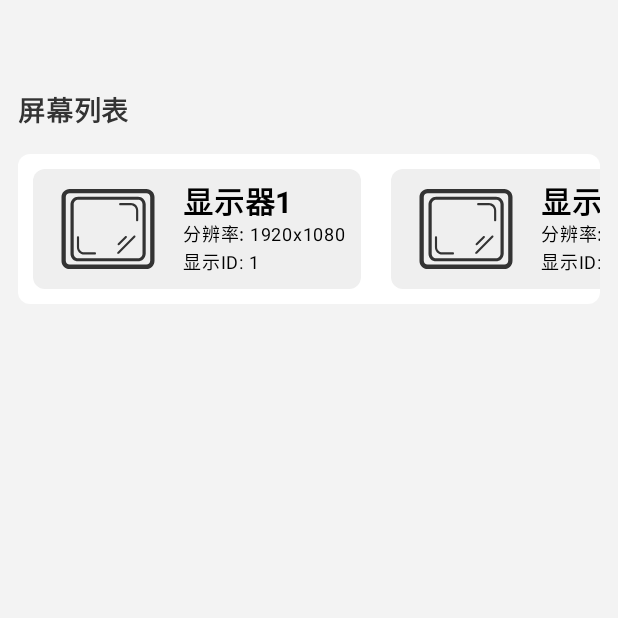
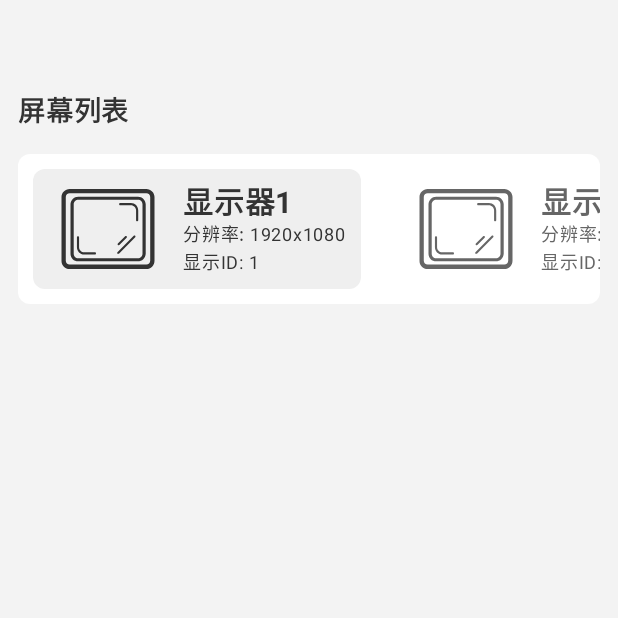
Before and after one commit to zb2947244682/SecondScreen2, an Android app built with Jetpack Compose: the screen it shows after launch (MainActivity), on a phone screen of 412 x 824 dp, the top half of it. Run offline under Robolectric (Android 15) with nearby library versions, the phone set to English and light mode, and no system bars; our stand-ins replace constraintlayout-compose.

```diff
--- a/app/src/main/java/com/simplelife/ss/MainActivity.kt
+++ b/app/src/main/java/com/simplelife/ss/MainActivity.kt
@@ -73,28 +73,28 @@ fun Content() {
 
             ) {
                 ScreenItem(
+                    isActive = true,
                     name = "显示器1",
                     resolution = "1920x1080",
                     displayId = 1,
-                    icon = painterResource(id = R.drawable.ic_screen)
                 )
                 ScreenItem(
+                    isActive = false,
                     name = "显示器1",
                     resolution = "1920x1080",
                     displayId = 1,
-                    icon = painterResource(id = R.drawable.ic_screen)
                 )
                 ScreenItem(
+                    isActive = false,
                     name = "显示器1",
                     resolution = "1920x1080",
                     displayId = 1,
-                    icon = painterResource(id = R.drawable.ic_screen)
                 )
                 ScreenItem(
+                    isActive = false,
                     name = "显示器1",
                     resolution = "1920x1080",
                     displayId = 1,
-                    icon = painterResource(id = R.drawable.ic_screen)
                 )
             }
         }
@@ -111,19 +111,24 @@ fun DefaultPreview() {
 }
 
 @Composable
-fun ScreenItem(name: String, resolution: String, displayId: Int, icon: Painter) {
+fun ScreenItem(name: String, resolution: String, displayId: Int, isActive: Boolean) {
+    val bgColor = if (!isActive) Color.White else CustomBackgroundLight
+    var textColor = if (!isActive) CustomTextLight else CustomTextPrimary
+    var painterId = if (!isActive) R.drawable.ic_screen_light else R.drawable.ic_screen
+
     ConstraintLayout(
         modifier = Modifier
             .height(100.dp)
             .wrapContentWidth()
             .padding(10.dp)
             .background(
-                color = CustomBackgroundLight, shape = RoundedCornerShape(8.dp)
+                color = bgColor, shape = RoundedCornerShape(8.dp)
             )
     ) {
         val (image1, text1, text2, text3) = createRefs()
 
-        Image(painter = icon, contentDescription = null, // 无需提供描述
+        Image(painter = painterResource(id = painterId),
+            contentDescription = null, // 无需提供描述
             modifier = Modifier
                 .size(100.dp)
                 .constrainAs(image1) {
@@ -135,12 +140,14 @@ fun ScreenItem(name: String, resolution: String, displayId: Int, icon: Painter)
             text = name,
             fontWeight = FontWeight.Bold,
             fontSize = 20.sp,
+            color = textColor,
             modifier = Modifier.constrainAs(text1) {
                 start.linkTo(image1.end)
                 top.linkTo(image1.top, margin = 6.dp)
             })
 
         Text(text = "分辨率: $resolution",
+            color = textColor,
             fontSize = 12.sp, modifier = Modifier.constrainAs(text2) {
                 start.linkTo(image1.end)
                 top.linkTo(text1.bottom)
@@ -149,6 +156,7 @@ fun ScreenItem(name: String, resolution: String, displayId: Int, icon: Painter)
             })
 
         Text(text = "显示ID: $displayId",
+            color = textColor,
             fontSize = 12.sp, modifier = Modifier.constrainAs(text3) {
 
                 start.linkTo(image1.end)
--- a/app/src/main/java/com/simplelife/ss/ui/theme/Color.kt
+++ b/app/src/main/java/com/simplelife/ss/ui/theme/Color.kt
@@ -4,4 +4,8 @@ import androidx.compose.ui.graphics.Color
 
 var CustomBackground = Color(0XFFF3F3F3)
 var CustomBackgroundLight = Color(0XFFEFEFEF)
+
+var CustomActive = Color(0XFFABD4FB)
+
 var CustomTextPrimary = Color(0XFF333333)
+var CustomTextLight = Color(0XFF666666)
--- /dev/null
+++ b/app/src/main/res/drawable/ic_screen_light.xml
@@ -0,0 +1,11 @@
+<vector xmlns:android="http://schemas.android.com/apk/res/android" android:height="128dp" android:viewportHeight="1024" android:viewportWidth="1024" android:width="128dp">
+
+    <path android:fillColor="#666666" android:pathData="M599.8,724.1c-1.8,0 -5.5,0 -7.3,-1.8 -3.7,-3.7 -3.7,-9.1 0,-12.8l139,-139c3.7,-3.7 9.1,-3.7 12.8,0s3.7,9.1 0,12.8l-139,139s-3.7,1.8 -5.5,1.8zM603.4,651c-1.8,0 -5.5,0 -7.3,-1.8 -3.7,-3.7 -3.7,-9.1 0,-12.8l62.2,-62.2c3.7,-3.7 9.1,-3.7 12.8,0s3.7,9.1 0,12.8l-62.2,62.2s-1.8,1.8 -5.5,1.8z"/>
+
+    <path android:fillColor="#666666" android:pathData="M839.3,853.9H184.7c-38.4,0 -69.5,-31.1 -69.5,-69.5V239.5c0,-38.4 31.1,-69.5 69.5,-69.5h654.6c38.4,0 69.5,31.1 69.5,69.5v543.1c0,40.2 -31.1,71.3 -69.5,71.3zM184.7,206.6c-18.3,0 -32.9,14.6 -32.9,32.9v543.1c0,18.3 14.6,32.9 32.9,32.9h654.6c18.3,0 32.9,-14.6 32.9,-32.9V239.5c0,-18.3 -14.6,-32.9 -32.9,-32.9H184.7z"/>
+
+    <path android:fillColor="#666666" android:pathData="M766.2,788.1H257.8c-36.6,0 -65.8,-29.3 -65.8,-65.8v-420.6c0,-36.6 29.3,-65.8 65.8,-65.8H768c36.6,0 65.8,29.3 65.8,65.8v420.6c-1.8,36.6 -31.1,65.8 -67.7,65.8zM257.8,263.3c-20.1,0 -38.4,16.5 -38.4,38.4v420.6c0,20.1 16.5,38.4 38.4,38.4H768c20.1,0 38.4,-16.5 38.4,-38.4v-420.6c0,-20.1 -16.5,-38.4 -38.4,-38.4H257.8z"/>
+
+    <path android:fillColor="#666666" android:pathData="M760.7,446.2c-5.5,0 -9.1,-3.7 -9.1,-9.1v-84.1c0,-23.8 -20.1,-43.9 -43.9,-43.9h-91.4c-5.5,0 -9.1,-3.7 -9.1,-9.1s3.7,-9.1 9.1,-9.1h91.4c34.7,0 62.2,27.4 62.2,62.2v84.1c0,5.5 -5.5,9.1 -9.1,9.1zM400.5,729.6h-91.4c-34.7,0 -62.2,-27.4 -62.2,-62.2v-84.1c0,-5.5 3.7,-9.1 9.1,-9.1s9.1,3.7 9.1,9.1v84.1c0,23.8 20.1,43.9 43.9,43.9h91.4c5.5,0 9.1,3.7 9.1,9.1s-3.7,9.1 -9.1,9.1z"/>
+
+</vector>
```
